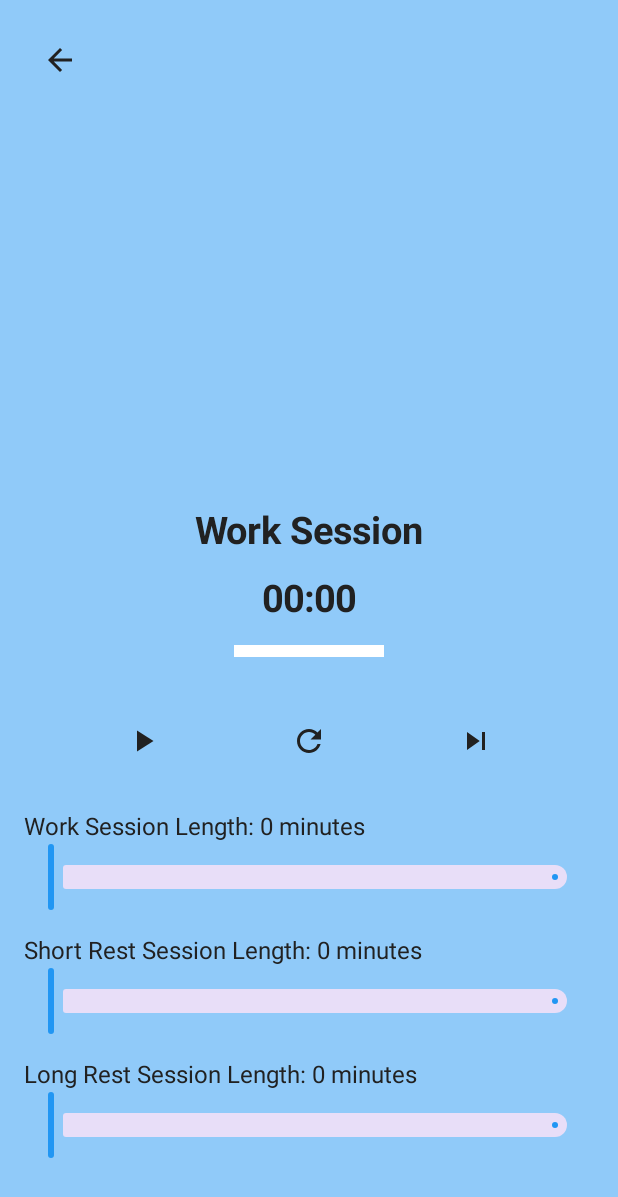
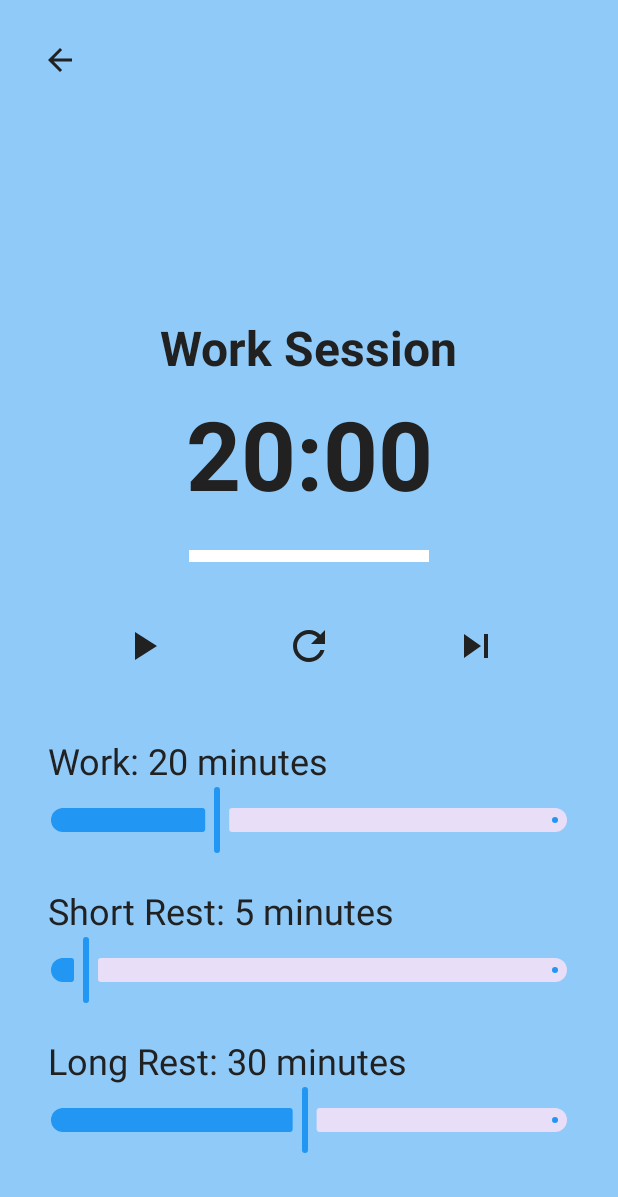
Before and after one commit to pierre-teodoresco/ChillBox, an Android app built with Jetpack Compose: the composable PomodoroScreen shown on its own in the app's theme, after a tap on "Skip", on a phone screen of 412 x 824 dp. Shown: the top 1197 px of the screen. Run offline under Robolectric (Android 15) with nearby library versions, the phone set to English and light mode, and no system bars; our stand-ins replace livedata-compose.

Commit message:
pomodoro excellente

```diff
--- a/app/src/main/java/com/example/chillbox/ui/PomodoroActivity.kt
+++ b/app/src/main/java/com/example/chillbox/ui/PomodoroActivity.kt
@@ -4,7 +4,6 @@ import android.os.Bundle
 import androidx.activity.ComponentActivity
 import androidx.activity.compose.setContent
 import androidx.activity.viewModels
-import androidx.compose.foundation.Image
 import androidx.compose.foundation.background
 import androidx.compose.foundation.layout.Arrangement
 import androidx.compose.foundation.layout.Box
@@ -68,6 +67,11 @@ fun PomodoroScreen(viewModel: PomodoroViewModel = PomodoroViewModel()) {
     val isTimerRunning by viewModel.isTimerRunning.observeAsState(false)
     val workSessionCount by viewModel.workSessionCount.observeAsState(0)
 
+    // LiveData to observe session length values
+    val workSessionLength by viewModel.workSessionLength.observeAsState(20)
+    val shortRestSessionLength by viewModel.shortRestSessionLength.observeAsState(5)
+    val longRestSessionLength by viewModel.longRestSessionLength.observeAsState(30)
+
     // Background color based on session type
     val backgroundColor = when (currentSession) {
         PomodoroSessionType.Work -> MaterialTheme.colorScheme.tertiary
@@ -86,7 +90,7 @@ fun PomodoroScreen(viewModel: PomodoroViewModel = PomodoroViewModel()) {
             BackButton(scaleFactor = scaleFactor)
         }
 
-        Spacer(modifier = Modifier.height((275 * scaleFactor).dp))
+        Spacer(modifier = Modifier.height((150 * scaleFactor).dp))
 
         // Session Type Display (Work Session, Rest Session, Long Rest Session)
         Text(
@@ -96,7 +100,7 @@ fun PomodoroScreen(viewModel: PomodoroViewModel = PomodoroViewModel()) {
                 PomodoroSessionType.LongRest -> "Long Rest Session"
                 else -> "Work Session"
             },
-            style = MaterialTheme.typography.titleLarge.copy(fontSize = (25 * scaleFactor).sp)
+            style = MaterialTheme.typography.titleLarge.copy(fontSize = (32 * scaleFactor).sp)
         )
 
         Spacer(modifier = Modifier.height((16 * scaleFactor).dp))
@@ -104,11 +108,11 @@ fun PomodoroScreen(viewModel: PomodoroViewModel = PomodoroViewModel()) {
         // Timer Display (Minutes:Seconds)
         Text(
             text = timerValue, // Display timer value as MM:SS
-            style = MaterialTheme.typography.titleLarge.copy(fontSize = (25 * scaleFactor).sp),
+            style = MaterialTheme.typography.titleLarge.copy(fontSize = (64 * scaleFactor).sp),
             fontWeight = FontWeight.Bold,
         )
 
-        Spacer(modifier = Modifier.height((16 * scaleFactor).dp))
+        Spacer(modifier = Modifier.height((24 * scaleFactor).dp))
 
         // Progress Indicator
         Row(
@@ -124,9 +128,8 @@ fun PomodoroScreen(viewModel: PomodoroViewModel = PomodoroViewModel()) {
                 Spacer(
                     modifier = Modifier
                         .height((8 * scaleFactor).dp)
-                        .width((20 * scaleFactor).dp)
+                        .width((32 * scaleFactor).dp)
                         .background(color)
-                        .padding((4 * scaleFactor).dp)
                 )
             }
         }
@@ -147,7 +150,7 @@ fun PomodoroScreen(viewModel: PomodoroViewModel = PomodoroViewModel()) {
                     Icon(
                         painter = painterResource(R.drawable.ic_pause),
                         contentDescription = "Pause",
-                        modifier = Modifier.size((24 * scaleFactor).dp)
+                        modifier = Modifier.size((32 * scaleFactor).dp)
                     )
                 }
             } else {
@@ -158,7 +161,7 @@ fun PomodoroScreen(viewModel: PomodoroViewModel = PomodoroViewModel()) {
                     Icon(
                         painter = painterResource(R.drawable.ic_play),
                         contentDescription = "Play",
-                        modifier = Modifier.size((24 * scaleFactor).dp)
+                        modifier = Modifier.size((32 * scaleFactor).dp)
                     )
                 }
             }
@@ -171,7 +174,7 @@ fun PomodoroScreen(viewModel: PomodoroViewModel = PomodoroViewModel()) {
                 Icon(
                     painter = painterResource(R.drawable.ic_reset),
                     contentDescription = "Reset",
-                    modifier = Modifier.size((24 * scaleFactor).dp)
+                    modifier = Modifier.size((32 * scaleFactor).dp)
                 )
             }
 
@@ -183,40 +186,40 @@ fun PomodoroScreen(viewModel: PomodoroViewModel = PomodoroViewModel()) {
                 Icon(
                     painter = painterResource(R.drawable.ic_next),
                     contentDescription = "Skip",
-                    modifier = Modifier.size((24 * scaleFactor).dp)
+                    modifier = Modifier.size((32 * scaleFactor).dp)
                 )
             }
         }
 
-        Spacer(modifier = Modifier.height((16 * scaleFactor).dp))
+        Spacer(modifier = Modifier.height((32 * scaleFactor).dp))
 
         // Sliders for Work Session Length and Rest Session Length
         Column {
             // Work Session Length
             SessionLengthSlider(
-                label = "Work Session Length",
-                length = viewModel.workSessionLength,
-                onValueChange = { viewModel.workSessionLength = it },
+                label = "Work",
+                length = workSessionLength,
+                onValueChange = { viewModel.setWorkSessionLength(it.toInt()) },
                 scaleFactor = scaleFactor
             )
 
-            Spacer(modifier = Modifier.height((16 * scaleFactor).dp))
+            Spacer(modifier = Modifier.height((24 * scaleFactor).dp))
 
             // Short Rest Session Length
             SessionLengthSlider(
-                label = "Short Rest Session Length",
-                length = viewModel.shortRestSessionLength,
-                onValueChange = { viewModel.shortRestSessionLength = it },
+                label = "Short Rest",
+                length = shortRestSessionLength,
+                onValueChange = { viewModel.setShortRestSessionLength(it.toInt()) },
                 scaleFactor = scaleFactor
             )
 
-            Spacer(modifier = Modifier.height((16 * scaleFactor).dp))
+            Spacer(modifier = Modifier.height((24 * scaleFactor).dp))
 
             // Long Rest Session Length
             SessionLengthSlider(
-                label = "Long Rest Session Length",
-                length = viewModel.longRestSessionLength,
-                onValueChange = { viewModel.longRestSessionLength = it },
+                label = "Long Rest",
+                length = longRestSessionLength,
+                onValueChange = { viewModel.setLongRestSessionLength(it.toInt()) },
                 scaleFactor = scaleFactor
             )
         }
@@ -226,16 +229,17 @@ fun PomodoroScreen(viewModel: PomodoroViewModel = PomodoroViewModel()) {
 @Composable
 fun SessionLengthSlider(
     label: String,
-    length: Float,
+    length: Int,
     onValueChange: (Float) -> Unit,
     scaleFactor: Float
 ) {
     Text(
-        text = "$label: ${length.toInt()} minutes",
-        style = MaterialTheme.typography.bodyMedium.copy(fontSize = (16 * scaleFactor).sp)
+        text = "$label: $length minutes",
+        style = MaterialTheme.typography.bodyMedium.copy(fontSize = (24 * scaleFactor).sp),
+        modifier = Modifier.padding(horizontal = (16 * scaleFactor).dp)
     )
     Slider(
-        value = length,
+        value = length.toFloat(),
         onValueChange = onValueChange,
         valueRange = 1f..60f,
         modifier = Modifier.padding(horizontal = (16 * scaleFactor).dp)
--- a/app/src/main/java/com/example/chillbox/viewmodel/PomodoroViewModel.kt
+++ b/app/src/main/java/com/example/chillbox/viewmodel/PomodoroViewModel.kt
@@ -9,12 +9,15 @@ import com.example.chillbox.model.TimeManager
 
 class PomodoroViewModel : ViewModel() {
 
-    // Customization attributes (now using Float for flexibility)
-    var workSessionLength = 0.1f // 0.1 minutes = 6 seconds (for testing)
-    var shortRestSessionLength = 0.1f // 0.1 minutes = 6 seconds
-    var longRestSessionLength = 0.2f // 0.5 minutes = 12 seconds
+    // LiveData to track sessions length in minutes
+    var workSessionLength = MutableLiveData(20)
+    var shortRestSessionLength = MutableLiveData(5)
+    var longRestSessionLength = MutableLiveData(30)
 
-    private var currentTimeInMillis = workSessionLength * 60 * 1000 // Default work session in milliseconds
+    // Default values
+    private var defaultWorkSessionLength = 20*60
+
+    private var currentTimeInSeconds = workSessionLength.value?.times(60) ?: defaultWorkSessionLength
 
     private var timerJob: Job? = null
 
@@ -29,16 +32,44 @@ class PomodoroViewModel : ViewModel() {
         updateTimerDisplay()
     }
 
+    // Set the work session length
+    fun setWorkSessionLength(minutes: Int) {
+        workSessionLength.value = minutes
+        if (currentSession.value == PomodoroSessionType.Work) {
+            currentTimeInSeconds = minutes * 60
+            updateTimerDisplay()
+        }
+    }
+
+    // Set the short rest session length
+    fun setShortRestSessionLength(minutes: Int) {
+        shortRestSessionLength.value = minutes
+        if (currentSession.value == PomodoroSessionType.Rest) {
+            currentTimeInSeconds = minutes * 60
+            updateTimerDisplay()
+        }
+    }
+
+    // Set the long rest session length
+    fun setLongRestSessionLength(minutes: Int) {
+        longRestSessionLength.value = minutes
+        if (currentSession.value == PomodoroSessionType.LongRest) {
+            currentTimeInSeconds = minutes * 60
+            updateTimerDisplay()
+        }
+    }
+
     // Start the timer
     fun startTimer() {
+        updateTimerDisplay()
         isTimerRunning.value = true
         timerJob = viewModelScope.launch {
-            while (currentTimeInMillis > 0 && isTimerRunning.value == true) {
-                delay(1000L) // Delay for 1 second
-                currentTimeInMillis -= 1000L
+            while (currentTimeInSeconds > 0 && isTimerRunning.value == true) {
+                delay(1000) // Delay for 1 second
+                currentTimeInSeconds--
                 updateTimerDisplay()
             }
-            if (currentTimeInMillis <= 0L) {
+            if (currentTimeInSeconds <= 0) {
                 switchSession()
             }
         }
@@ -50,13 +81,13 @@ class PomodoroViewModel : ViewModel() {
         timerJob?.cancel()
     }
 
-    // Reset the timer to initial value based on current session
+    // Reset the timer to the first work session
     fun resetTimer() {
         pauseTimer()
         currentSession.value = PomodoroSessionType.Work
         workSessionCount.value = 0
         isTimerRunning.value = false
-        currentTimeInMillis = workSessionLength * 60 * 1000
+        currentTimeInSeconds = workSessionLength.value?.times(60) ?: defaultWorkSessionLength
         updateTimerDisplay()
     }
 
@@ -69,36 +100,42 @@ class PomodoroViewModel : ViewModel() {
 
     // Switch between sessions
     private fun switchSession() {
-        // Safely increment the work session count only when in Work session
-        workSessionCount.value = if (currentSession.value == PomodoroSessionType.Work) {
-            (workSessionCount.value ?: 0) + 1
-        } else {
-            workSessionCount.value ?: 0
+        // Increment the work session count only when in Work session
+        if (currentSession.value == PomodoroSessionType.Work) {
+            workSessionCount.value = (workSessionCount.value ?: 0) + 1
+        }
+
+        // Reset work session count when switching to Long Rest
+        if (currentSession.value == PomodoroSessionType.LongRest) {
+            workSessionCount.value = 0
         }
 
         // Determine the next session based on the current session
         currentSession.value = when (currentSession.value) {
-            PomodoroSessionType.Work -> if ((workSessionCount.value ?: 0) % 5 == 0) {
-                PomodoroSessionType.LongRest
-            } else {
-                PomodoroSessionType.Rest
-            }
+            PomodoroSessionType.Work ->
+                if ((workSessionCount.value ?: 0) % 5 == 0) {
+                    PomodoroSessionType.LongRest
+                } else {
+                    PomodoroSessionType.Rest
+                }
             PomodoroSessionType.Rest, PomodoroSessionType.LongRest -> PomodoroSessionType.Work
             else -> PomodoroSessionType.Work
         }
 
         // Update the timer value based on the next session
-        currentTimeInMillis = when (currentSession.value) {
-            PomodoroSessionType.Work -> (workSessionLength * 60 * 1000)
-            PomodoroSessionType.Rest -> (shortRestSessionLength * 60 * 1000)
-            PomodoroSessionType.LongRest -> (longRestSessionLength * 60 * 1000)
-            null -> (workSessionLength * 60 * 1000)
-        }
+        currentTimeInSeconds =
+            when (currentSession.value) {
+                PomodoroSessionType.Work -> workSessionLength.value
+                PomodoroSessionType.Rest -> shortRestSessionLength.value
+                PomodoroSessionType.LongRest -> longRestSessionLength.value
+                null -> workSessionLength.value
+            }?.times(60) ?: defaultWorkSessionLength
+
         startTimer() // Automatically start next session
     }
 
     // Update timer display in MM:SS format
     private fun updateTimerDisplay() {
-        timerValue.value = TimeManager.formatTime(currentTimeInMillis / 1000)
+        timerValue.value = TimeManager.formatTime(currentTimeInSeconds)
     }
 }
```
